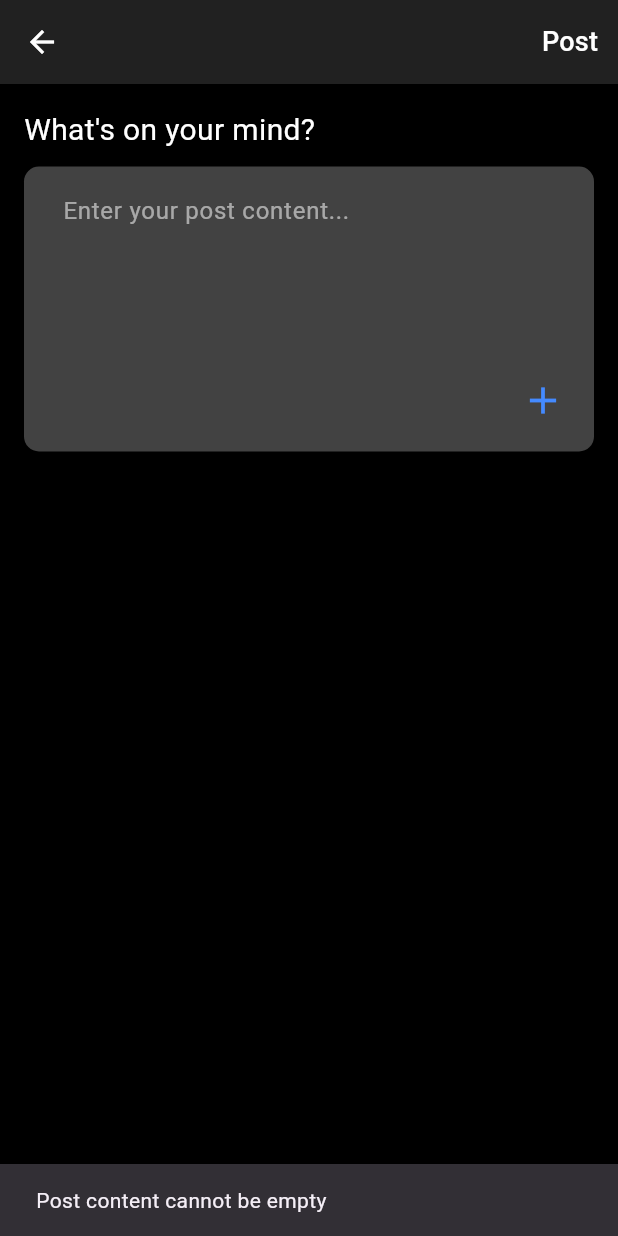
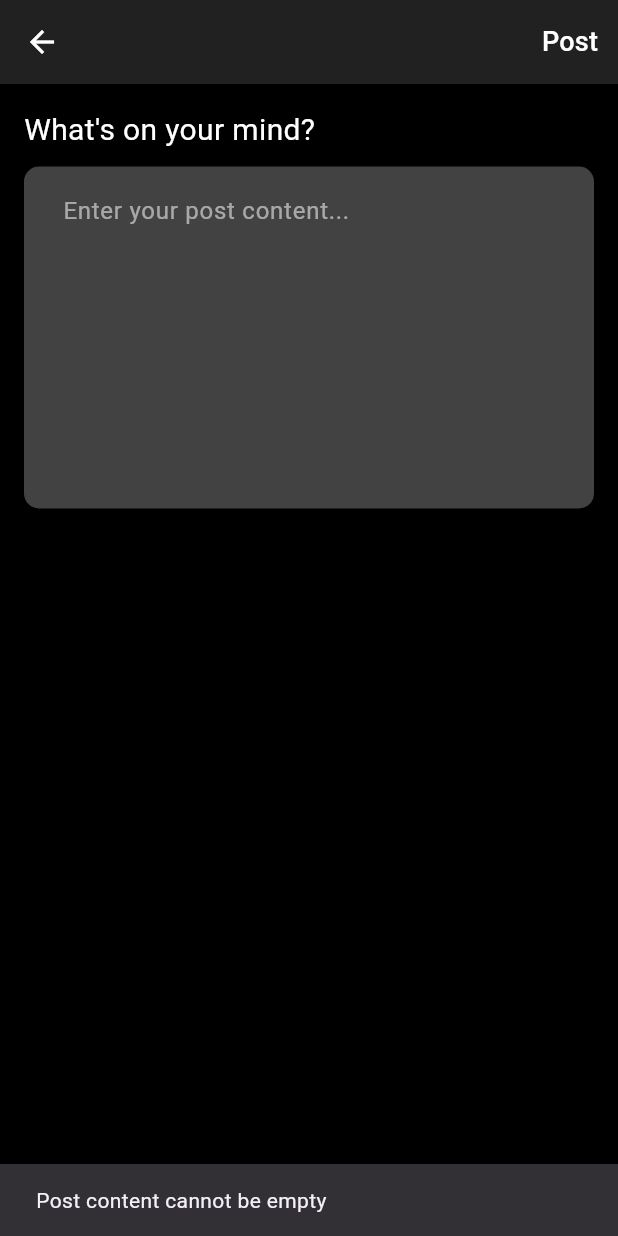
Before and after one commit to Wasiue03/Social-Media-App, a Flutter app: the PostUploadScreen screen opened directly, after a tap on "Post", on a phone screen of 412 x 824 dp. Run offline on Flutter 3.47's test engine with Material 3 defaults, Android fonts, the phone set to English and light mode, and no system bars; our stand-ins replace cloud_firestore, firebase_auth, firebase_core, image_picker; accounts and stored records are empty.

Commit message:
Main: Replaced the feed features to just textual posts

```diff
--- a/gram/lib/feed/add_posts.dart
+++ b/gram/lib/feed/add_posts.dart
@@ -1,7 +1,4 @@
-import 'dart:io';
 import 'package:flutter/material.dart';
-import 'package:image_picker/image_picker.dart';
-import 'package:firebase_storage/firebase_storage.dart';
 import 'package:cloud_firestore/cloud_firestore.dart';
 import 'package:firebase_auth/firebase_auth.dart';
 
@@ -16,40 +13,7 @@ class PostUploadScreen extends StatefulWidget {
 
 class _PostUploadScreenState extends State<PostUploadScreen> {
   final TextEditingController _contentController = TextEditingController();
-  String? _imagePath;
-  final ImagePicker _picker = ImagePicker();
   bool _isUploading = false;
-
-  Future<void> _pickImage() async {
-    try {
-      final pickedFile = await _picker.pickImage(source: ImageSource.gallery);
-      if (pickedFile != null) {
-        setState(() {
-          _imagePath = pickedFile.path;
-        });
-      }
-    } catch (e) {
-      print('Error picking image: $e');
-    }
-  }
-
-  Future<String?> _uploadImage() async {
-    if (_imagePath == null) return null;
-
-    try {
-      final storageRef = FirebaseStorage.instance
-          .ref()
-          .child('post_images')
-          .child('${DateTime.now().toIso8601String()}.jpg');
-
-      final uploadTask = storageRef.putFile(File(_imagePath!));
-      final snapshot = await uploadTask.whenComplete(() {});
-      return await snapshot.ref.getDownloadURL();
-    } catch (e) {
-      print('Error uploading image: $e');
-      return null;
-    }
-  }
 
   Future<void> _uploadPost() async {
     final content = _contentController.text.trim();
@@ -71,8 +35,6 @@ class _PostUploadScreenState extends State<PostUploadScreen> {
       return;
     }
 
-    String? imageUrl = await _uploadImage();
-
     try {
       final postRef = FirebaseFirestore.instance.collection('posts').doc();
       final post = {
@@ -80,7 +42,6 @@ class _PostUploadScreenState extends State<PostUploadScreen> {
         'userUid': user.uid,
         'time': Timestamp.now(),
         'content': content,
-        'image': imageUrl,
         'postId': postRef.id, // Storing the document ID
       };
 
@@ -137,17 +98,14 @@ class _PostUploadScreenState extends State<PostUploadScreen> {
               style: TextStyle(color: Colors.white, fontSize: 20),
             ),
             const SizedBox(height: 10),
-            // Content box with image upload button inside
+            // Content box
             Container(
               decoration: BoxDecoration(
                 color: Colors.grey[800],
                 borderRadius: BorderRadius.circular(10),
               ),
               padding: const EdgeInsets.all(10),
-              child: Column(
-                crossAxisAlignment: CrossAxisAlignment.start,
-                children: [
-                  TextField(
+              child: TextField(
                 controller: _contentController,
                 decoration: const InputDecoration(
                   filled: true,
@@ -156,38 +114,8 @@ class _PostUploadScreenState extends State<PostUploadScreen> {
                   hintText: 'Enter your post content...',
                   hintStyle: TextStyle(color: Colors.white54),
                 ),
-                    maxLines: 4,
+                maxLines: 8,
                 style: const TextStyle(color: Colors.white),
-                  ),
-                  const SizedBox(height: 10),
-                  // Image upload button inside the content box with "+" icon
-                  Align(
-                    alignment: Alignment.centerRight,
-                    child: IconButton(
-                      icon: const Icon(
-                        Icons.add,
-                        color: Colors.blueAccent,
-                        size: 30,
-                      ),
-                      onPressed: _pickImage,
-                    ),
-                  ),
-                ],
-              ),
-            ),
-            const SizedBox(height: 20),
-            // If an image is picked, display it
-            if (_imagePath != null)
-              Container(
-                margin: const EdgeInsets.symmetric(vertical: 10),
-                child: ClipRRect(
-                  borderRadius: BorderRadius.circular(10),
-                  child: Image.file(
-                    File(_imagePath!),
-                    height: 200,
-                    width: double.infinity,
-                    fit: BoxFit.cover,
-                  ),
               ),
             ),
           ],
--- a/gram/lib/main.dart
+++ b/gram/lib/main.dart
@@ -25,7 +25,7 @@ class MyApp extends StatelessWidget {
         ),
         initialRoute: '/',
         routes: {
-          '/': (context) => const ChatScreen(),
+          '/': (context) => const SignInPage(),
           '/signup': (context) => const SignUpPage(),
           '/signin': (context) => const SignInPage()
         });
```
Also changed, not shown: gram/lib/feed/post_feed.dart (+2 -50 lines). Lines whose indentation alone changed are shown as unchanged.
